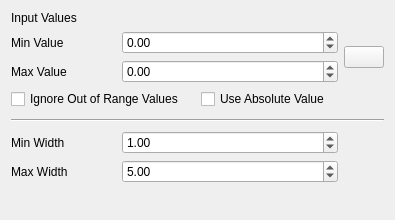
Above: src/ui/mesh/qgsmeshvariablestrokewidthwidgetbase.ui from tomkralidis/QGIS before the change. Below: the same form after it.
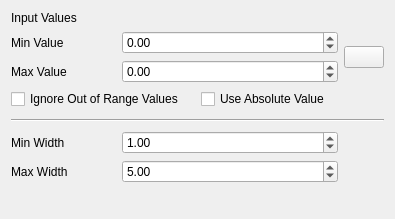
That is the form after the change. Icons and pictures are not drawn. Custom widgets are drawn as their Qt base class.

Commit message: Misc fixes: tabstop, vertical spacer and dialog size

The edit to the form file:
```diff
--- a/src/ui/mesh/qgsmeshvariablestrokewidthwidgetbase.ui
+++ b/src/ui/mesh/qgsmeshvariablestrokewidthwidgetbase.ui
@@ -7,7 +7,7 @@
     <x>0</x>
     <y>0</y>
     <width>395</width>
-    <height>220</height>
+    <height>219</height>
    </rect>
   </property>
   <property name="windowTitle">
@@ -91,7 +91,7 @@
      <property name="sizeHint" stdset="0">
       <size>
        <width>20</width>
-       <height>40</height>
+       <height>0</height>
       </size>
      </property>
     </spacer>
```
The commit also changes 5 other files.
